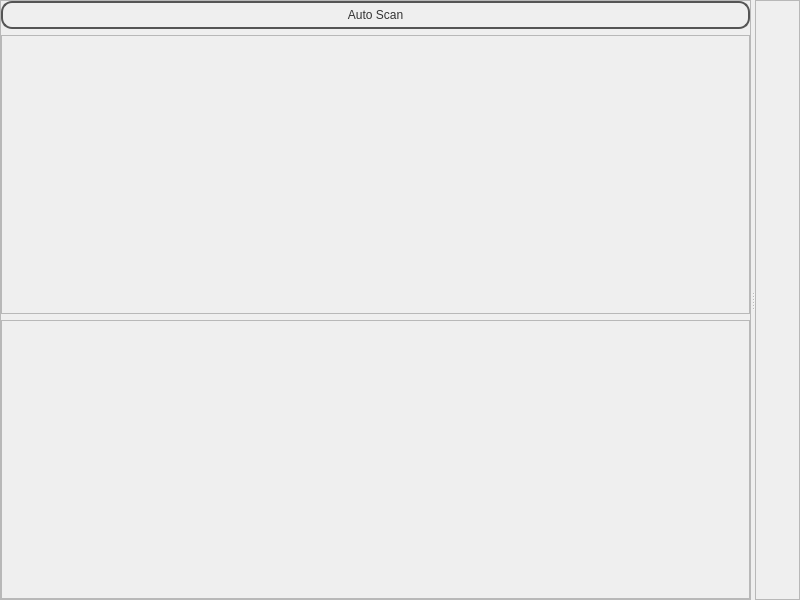
First picture: the form in SEEL/templates/sensorTemplate.ui, repository jithinbp/SEELablet, before the edit.
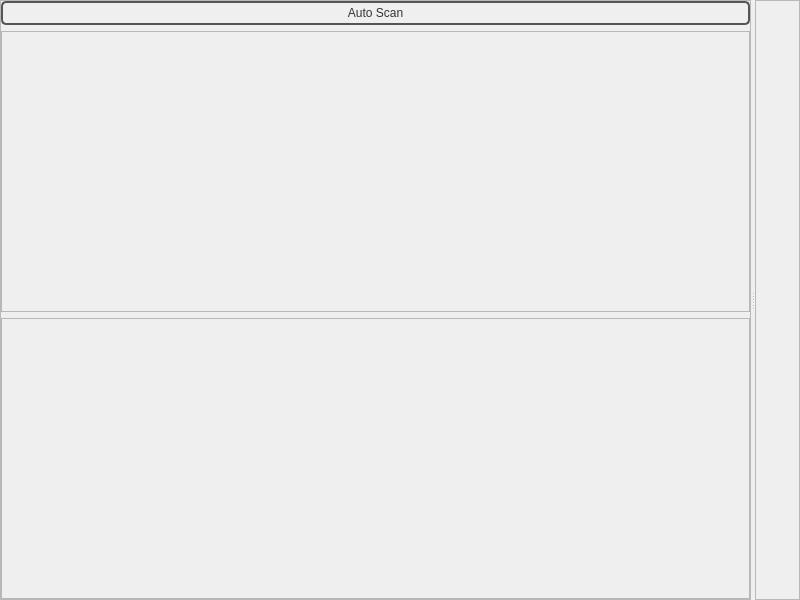
Second picture: the form after the edit.

```diff
--- a/SEEL/templates/sensorTemplate.ui
+++ b/SEEL/templates/sensorTemplate.ui
@@ -17,12 +17,12 @@
    <string notr="true">QPushButton {
 color: #333;
 border: 2px solid #555;
-border-radius: 11px;
-padding: 5px;
-background: qradialgradient(cx: 0.3, cy: -0.4,
-fx: 0.3, fy: -0.4,
-radius: 1.35, stop: 0 #fff, stop: 1 #888);
-min-width: 80px;
+border-radius: 5px;
+padding: 3px;
+background: qradialgradient(cx: 0.2, cy: -0.4,
+fx: 0.3, fy: -0.5,
+radius: 1.3, stop: 0 #fff, stop: 1 #888);
+min-width: 50px;
 }
 
 QPushButton:pressed {
@@ -123,7 +123,7 @@
              <x>0</x>
              <y>0</y>
              <width>745</width>
-             <height>263</height>
+             <height>265</height>
             </rect>
            </property>
            <layout class="QVBoxLayout" name="nodeArea">
@@ -164,7 +164,7 @@
              <x>0</x>
              <y>0</y>
              <width>745</width>
-             <height>263</height>
+             <height>265</height>
             </rect>
            </property>
            <property name="styleSheet">
```
